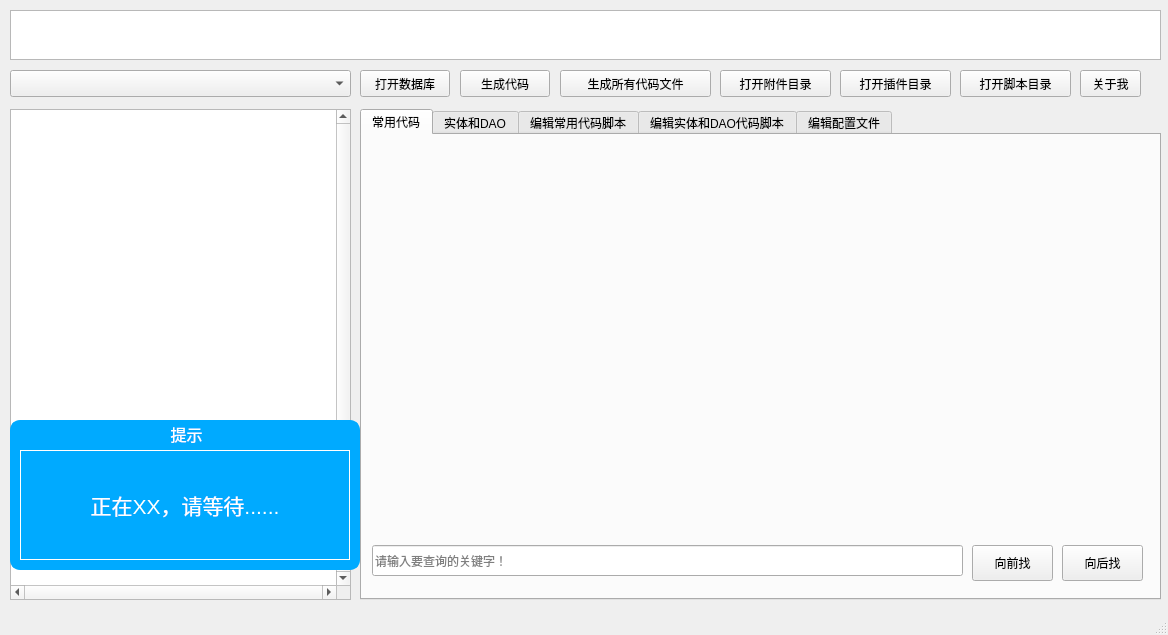
This is ui/mainWindow.ui in wcss2010/pythonCodeFactory as Qt 5 draws it before an edit. The edited form follows.
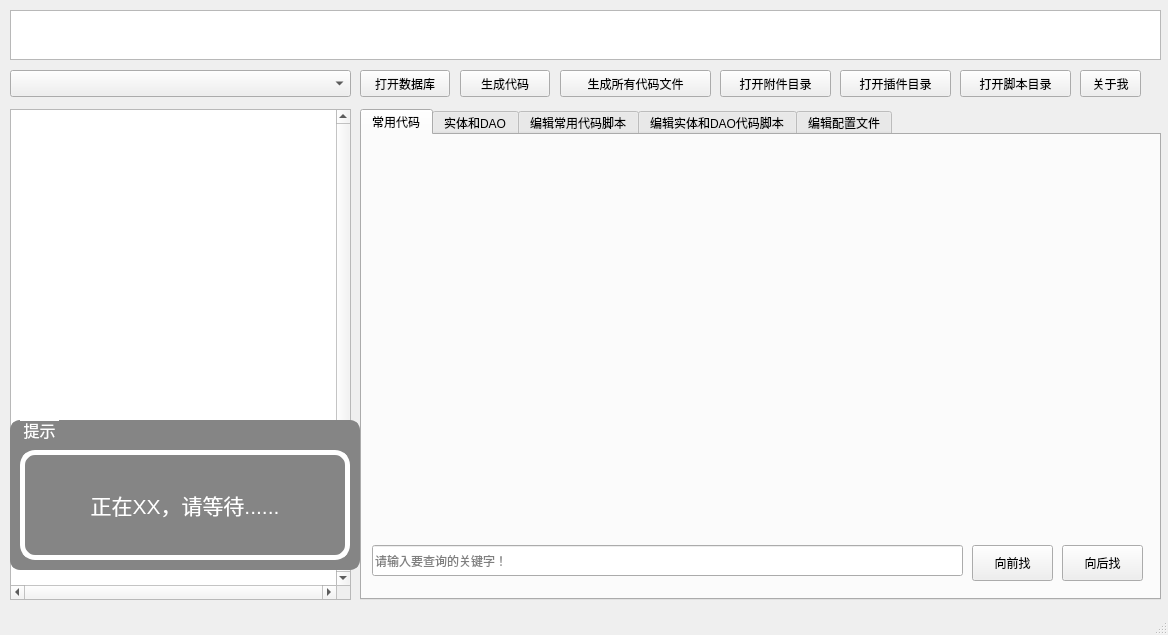
This is the edited form. Custom widgets are drawn as their Qt base class.

What changed in the file:
```diff
--- a/ui/mainWindow.ui
+++ b/ui/mainWindow.ui
@@ -424,14 +424,19 @@
      <bool>false</bool>
     </property>
     <property name="styleSheet">
-     <string notr="true">QGroupBox  {background:rgb(0, 170, 255);}
+     <string notr="true">QGroupBox  {background:rgb(133, 133, 133);}
 QGroupBox  {color:white;}
 QGroupBox{
 border-width:2px;
 border-style:solid;
 border-radius: 10px;
-border-color:rgb(0, 170, 255);
-margin-top:0.5ex;
+border-color:rgb(133, 133, 133);
+margin-top:0.7ex;
+}
+QGroupBox::title { subcontrol-origin: margin;subcontrol-position: top left;
+   left:10px;       //线的偏离度
+     margin-left: 0px;
+     padding:0 1px;   //文字在方框中位置的偏离度
 }</string>
     </property>
     <property name="title">
@@ -457,9 +462,11 @@
      <property name="styleSheet">
       <string notr="true">QLabel{color:white}
 QLabel{
-border-width: 1px;
+border-width: 5px 5px 5px 5px;
 border-style: solid;
-border-color: white;}</string>
+border-color: white;
+border-radius:15px; 
+}</string>
      </property>
      <property name="text">
       <string>正在XX，请等待......</string>
```
Left out of the diff: 2 changed lines with no effect on the pictures.
